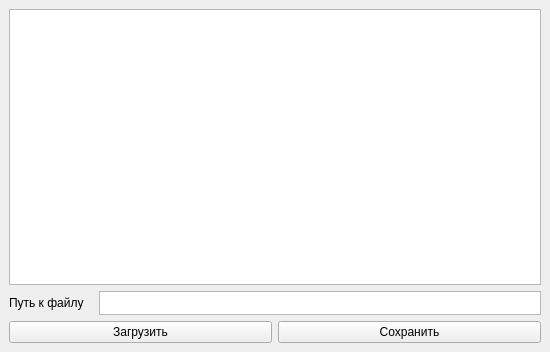
Before: the Qt Designer form OS_2/mainwindow.ui in Win9XCHI/Translator, drawn with Qt 5.
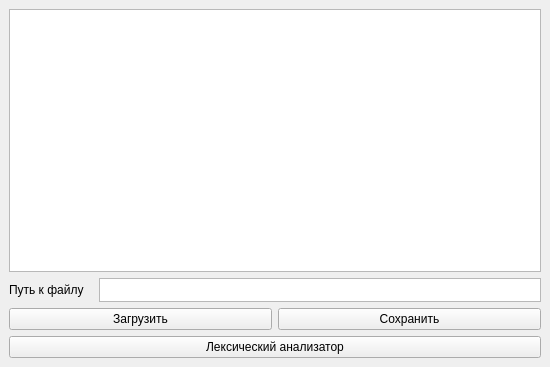
After: the same form once the commit is applied.

```diff
--- a/OS_2/mainwindow.ui
+++ b/OS_2/mainwindow.ui
@@ -7,7 +7,7 @@
     <x>0</x>
     <y>0</y>
     <width>550</width>
-    <height>352</height>
+    <height>367</height>
    </rect>
   </property>
   <property name="sizePolicy">
@@ -113,6 +113,13 @@
       </item>
      </layout>
     </item>
+    <item>
+     <widget class="QPushButton" name="pushButton_3">
+      <property name="text">
+       <string>Лексический анализатор</string>
+      </property>
+     </widget>
+    </item>
    </layout>
   </widget>
   <widget class="QMenuBar" name="menubar">
```
